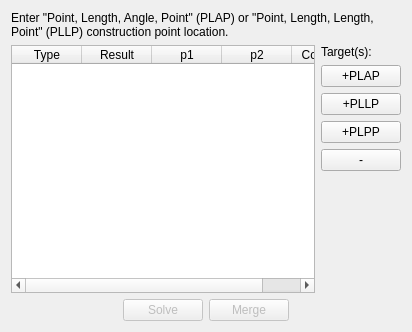
Above: core/panel/run_Triangle_Solver.ui from KmolYuan/Pyslvs-UI before the change. Below: the same form after it.
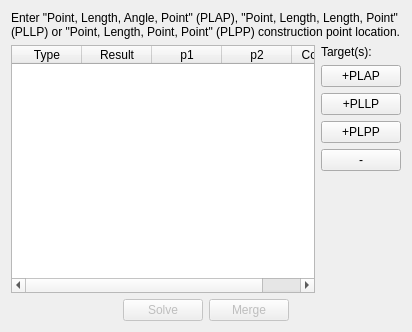
That is the form after the change. Icons and pictures are not drawn.

```diff
--- a/core/panel/run_Triangle_Solver.ui
+++ b/core/panel/run_Triangle_Solver.ui
@@ -17,7 +17,7 @@
    <item>
     <widget class="QLabel" name="label">
      <property name="text">
-      <string>&lt;html&gt;&lt;head/&gt;&lt;body&gt;&lt;p&gt;Enter &amp;quot;Point, Length, Angle, Point&amp;quot; (PLAP) or &amp;quot;Point, Length, Length, Point&amp;quot; (PLLP) construction point location.&lt;/p&gt;&lt;/body&gt;&lt;/html&gt;</string>
+      <string>&lt;html&gt;&lt;head/&gt;&lt;body&gt;&lt;p&gt;Enter &amp;quot;Point, Length, Angle, Point&amp;quot; (PLAP), &amp;quot;Point, Length, Length, Point&amp;quot; (PLLP) or &amp;quot;Point, Length, Point, Point&amp;quot; (PLPP) construction point location.&lt;/p&gt;&lt;/body&gt;&lt;/html&gt;</string>
      </property>
      <property name="wordWrap">
       <bool>true</bool>
```
Left out of the diff: 4 changed lines with no effect on the pictures.
